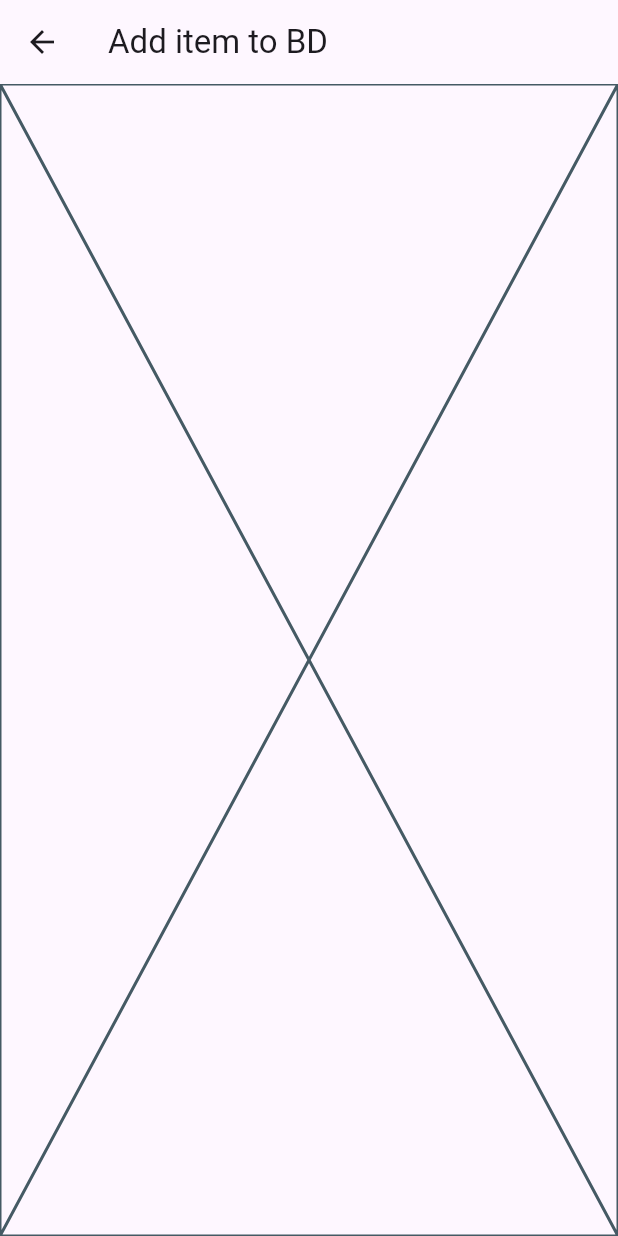
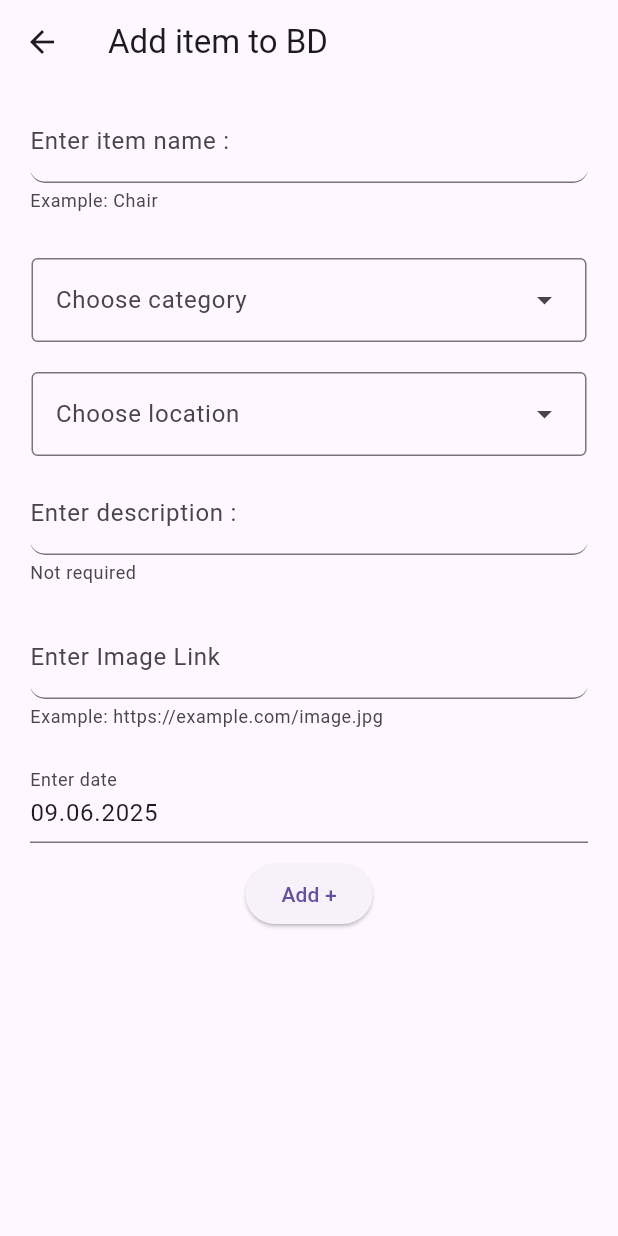
Before and after one commit to Flutter007/lab60, a Flutter app: the screen it shows after launch, after a tap on the "add circle outline" icon, on a phone screen of 412 x 824 dp. Run offline on Flutter 3.47's test engine with Material 3 defaults, Android fonts, the phone set to English and light mode, and no system bars; our stand-ins replace flutter_riverpod; network calls fail.

Commit message:
Realized INTL library with Date,added widgets for different Events,changed model of Item,made provider for Requests,add Form for Adding Item.

```diff
--- a/lib/models/item.dart
+++ b/lib/models/item.dart
@@ -1,4 +1,5 @@
 class Item {
+  final String? id;
   final String name;
   final String itemCategoryId;
   final String itemLocationId;
@@ -7,6 +8,7 @@ class Item {
   final DateTime addedAt;
 
   Item({
+    this.id,
     required this.name,
     required this.itemCategoryId,
     required this.itemLocationId,
@@ -27,6 +29,7 @@ class Item {
 
   factory Item.fromJson(Map<String, dynamic> json) {
     return Item(
+      id: json['id'],
       name: json['name'],
       itemCategoryId: json['itemCategoryId'],
       itemLocationId: json['itemLocationId'],
--- a/lib/providers/items_locations_categories_providers.dart
+++ b/lib/providers/items_locations_categories_providers.dart
@@ -8,9 +8,7 @@ final itemsCategoriesProvider = Provider<List<ItemCategory>>((ref) {
   return itemCategories;
 });
 
-final selectedItemCategory = StateProvider<ItemCategory?>((ref) {
-  return null;
-});
+final selectedItemCategory = StateProvider<String?>((ref) => null);
 
 final itemCategoryByIdProvider = Provider.family<ItemCategory, String>((
   ref,
@@ -24,9 +22,7 @@ final itemsLocationProvider = Provider<List<ItemLocation>>((ref) {
   return itemLocations;
 });
 
-final selectedItemLocation = StateProvider<ItemLocation?>((ref) {
-  return null;
-});
+final selectedItemLocation = StateProvider<String?>((ref) => null);
 
 final itemLocationByIdProvider = Provider.family<ItemLocation, String>((
   ref,
--- /dev/null
+++ b/lib/providers/items_provider.dart
@@ -0,0 +1,53 @@
+import 'dart:async';
+import 'package:flutter_riverpod/flutter_riverpod.dart';
+import 'package:lab60/helpers/requets.dart';
+import 'package:lab60/models/item.dart';
+import 'package:lab60/widgets/add_item_form/add_item_form_controllers.dart';
+import 'items_locations_categories_providers.dart';
+
+final baseURl =
+    'https://my-db-7777-default-rtdb.europe-west1.firebasedatabase.app';
+final itemListProvider = FutureProvider<List<Item>>((ref) async {
+  final url = '$baseURl/items.json';
+  Map<String, dynamic>? response = await request(url);
+  if (response == null) {
+    return [];
+  }
+  List<Item> items = [];
+  for (var key in response.keys) {
+    final item = Item.fromJson({...response[key], 'id': key});
+    items.add(item);
+  }
+  return items;
+});
+
+class CreateItemNotifier extends AsyncNotifier<void> {
+  @override
+  build() {}
+  Future<void> createItem(AddItemFormControllers controller) async {
+    final url = '$baseURl/items.json';
+    final selectedCategory = ref.read(selectedItemCategory);
+    final selectedLocation = ref.read(selectedItemLocation);
+    final selectedDate = ref.read(selectedDateProvider);
+    state = AsyncValue.loading();
+    state = await AsyncValue.guard(() async {
+      final item = Item(
+        name: controller.nameController.text.trim(),
+        itemCategoryId: selectedCategory!,
+        itemLocationId: selectedLocation!,
+        imageURL: controller.imageURLController.text.trim(),
+        description:
+            controller.descriptionController.text.trim().isEmpty
+                ? null
+                : controller.descriptionController.text.trim(),
+        addedAt: selectedDate,
+      );
+      await request(url, method: 'POST', body: item.toJson());
+    });
+  }
+}
+
+final createItemProvider = AsyncNotifierProvider<CreateItemNotifier, void>(
+  CreateItemNotifier.new,
+);
+final selectedDateProvider = StateProvider<DateTime>((ref) => DateTime.now());
--- a/lib/screens/add_item_screen.dart
+++ b/lib/screens/add_item_screen.dart
@@ -1,5 +1,10 @@
 import 'package:flutter/material.dart';
 import 'package:flutter_riverpod/flutter_riverpod.dart';
+import 'package:lab60/providers/items_provider.dart';
+import 'package:lab60/widgets/add_item_form/add_item_form.dart';
+
+import '../providers/items_locations_categories_providers.dart';
+import '../widgets/add_item_form/add_item_form_controllers.dart';
 
 class AddItemScreen extends ConsumerStatefulWidget {
   const AddItemScreen({super.key});
@@ -9,11 +14,83 @@ class AddItemScreen extends ConsumerStatefulWidget {
 }
 
 class _AddItemScreenState extends ConsumerState<AddItemScreen> {
+  final controllers = AddItemFormControllers();
+  bool isCategoryError = false;
+  bool isLocationError = false;
+
+  bool checkCategoryAndLocationState() {
+    final selectedCategory = ref.read(selectedItemCategory);
+    final selectedLocation = ref.read(selectedItemLocation);
+    setState(() {
+      isCategoryError = selectedCategory == null;
+      isLocationError = selectedLocation == null;
+    });
+    return isCategoryError || isLocationError;
+  }
+
+  void _showScaffoldMesage(String txt) {
+    ScaffoldMessenger.of(context).showSnackBar(SnackBar(content: Text(txt)));
+  }
+
+  void addItem() async {
+    bool isSelectedError = checkCategoryAndLocationState();
+    if (controllers.formKey.currentState!.validate() && !isSelectedError) {
+      await ref.read(createItemProvider.notifier).createItem(controllers);
+      if (mounted) {
+        _showScaffoldMesage('Item added');
+        clearControllers();
+      }
+    }
+  }
+
+  void checkStatusOfAction() {
+    ref.listen(createItemProvider, (prev, next) {
+      next.whenOrNull(
+        data: (d) {
+          _showScaffoldMesage('Successfully added');
+        },
+        error: (e, stack) {
+          _showScaffoldMesage(e.toString());
+        },
+      );
+    });
+  }
+
+  void clearControllers() {
+    controllers.nameController.clear();
+    if (controllers.descriptionController.text.trim().isNotEmpty) {
+      controllers.descriptionController.clear();
+    }
+    controllers.imageURLController.clear();
+    controllers.dateController.clear();
+    ref.read(selectedItemCategory.notifier).state = null;
+    ref.read(selectedItemLocation.notifier).state = null;
+    ref.read(selectedDateProvider.notifier).state = DateTime.now();
+  }
+
+  @override
+  void dispose() {
+    controllers.dispose();
+    super.dispose();
+  }
+
   @override
   Widget build(BuildContext context) {
+    checkStatusOfAction();
     return Scaffold(
       appBar: AppBar(title: Text('Add item to BD')),
-      body: Placeholder(),
+      body: SingleChildScrollView(
+        child: Column(
+          children: [
+            AddItemForm(
+              controllers: controllers,
+              addNewItem: addItem,
+              isCategoryError: isCategoryError,
+              isLocationError: isLocationError,
+            ),
+          ],
+        ),
+      ),
     );
   }
 }
--- a/lib/screens/items_list_screen.dart
+++ b/lib/screens/items_list_screen.dart
@@ -1,6 +1,10 @@
 import 'package:flutter/material.dart';
 import 'package:flutter_riverpod/flutter_riverpod.dart';
 import 'package:lab60/screens/add_item_screen.dart';
+
+import '../providers/items_provider.dart';
+import '../widgets/center_container.dart';
+import '../widgets/center_indicator.dart';
 
 class ItemsListScreen extends ConsumerStatefulWidget {
   const ItemsListScreen({super.key});
@@ -18,6 +22,25 @@ class _ItemsListScreenState extends ConsumerState<ItemsListScreen> {
 
   @override
   Widget build(BuildContext context) {
+    final itemState = ref.watch(itemListProvider);
+    Widget body = switch (itemState) {
+      AsyncData(value: final item) =>
+        item.isEmpty
+            ? CenterContainer(
+              title: 'No items',
+              iconData: Icons.list,
+              buttonText: 'Add item',
+              onButtonPressed: goToAddScreen,
+            )
+            : Center(child: Text('Something is Here')),
+      AsyncError() => CenterContainer(
+        title: 'Something went wrong',
+        iconData: Icons.error,
+        buttonText: 'Try again',
+        onButtonPressed: () => ref.invalidate(itemListProvider),
+      ),
+      _ => CenterIndicator(),
+    };
     return Scaffold(
       appBar: AppBar(
         title: Text('Office Items Checker'),
@@ -28,7 +51,7 @@ class _ItemsListScreenState extends ConsumerState<ItemsListScreen> {
           ),
         ],
       ),
-      body: Placeholder(),
+      body: body,
     );
   }
 }
--- /dev/null
+++ b/lib/widgets/add_item_form/add_item_form.dart
@@ -0,0 +1,147 @@
+import 'package:flutter/material.dart';
+import 'package:flutter_riverpod/flutter_riverpod.dart';
+import 'package:intl/intl.dart';
+import 'package:lab60/widgets/add_item_form/add_item_form_controllers.dart';
+import 'package:lab60/widgets/center_indicator.dart';
+import '../../providers/items_locations_categories_providers.dart';
+import '../../providers/items_provider.dart';
+import '../custom_text_form_field.dart';
+
+class AddItemForm extends ConsumerStatefulWidget {
+  final AddItemFormControllers controllers;
+  final bool isCategoryError;
+  final bool isLocationError;
+  final void Function()? addNewItem;
+  const AddItemForm({
+    super.key,
+    required this.controllers,
+    required this.addNewItem,
+    required this.isCategoryError,
+    required this.isLocationError,
+  });
+
+  @override
+  ConsumerState<AddItemForm> createState() => _AddItemFormState();
+}
+
+class _AddItemFormState extends ConsumerState<AddItemForm> {
+  final dateFormat = DateFormat('dd.MM.yyyy');
+  final DateTime now = DateTime.now();
+
+  @override
+  void initState() {
+    super.initState();
+    final selectedDate = ref.read(selectedDateProvider.notifier).state;
+    widget.controllers.dateController.text = dateFormat.format(selectedDate);
+  }
+
+  void showDatePickerFunc() async {
+    final DateTime? dateTime = await showDatePicker(
+      context: context,
+      firstDate: DateTime(now.year, now.month - 1, now.day),
+      lastDate: DateTime(now.year, now.month, now.day + 1),
+    );
+    if (dateTime != null) {
+      ref.read(selectedDateProvider.notifier).state = dateTime;
+      widget.controllers.dateController.text = dateFormat.format(
+        ref.read(selectedDateProvider.notifier).state,
+      );
+    }
+  }
+
+  @override
+  Widget build(BuildContext context) {
+    final itemCategory = ref.watch(selectedItemCategory);
+    final itemCategoriesProvider = ref.watch(itemsCategoriesProvider);
+    final itemLocation = ref.watch(selectedItemLocation);
+    final itemLocationsProvider = ref.watch(itemsLocationProvider);
+    final itemAddingState = ref.watch(createItemProvider);
+    return Form(
+      key: widget.controllers.formKey,
+      child: SingleChildScrollView(
+        child: Column(
+          children: [
+            CustomTextFormField(
+              labelText: 'Enter item name :',
+              helperText: 'Example: Chair',
+              validator: (value) {
+                if (value == null || value.isEmpty) {
+                  return 'Please enter Item name';
+                }
+                return null;
+              },
+              controller: widget.controllers.nameController,
+            ),
+            SizedBox(height: 20),
+            DropdownMenu(
+              label: Text('Choose category'),
+              width: 370,
+              key: ValueKey('dropdown-category-$itemCategory'),
+              onSelected: (value) {
+                ref.read(selectedItemCategory.notifier).state = value;
+              },
+              initialSelection: itemCategory,
+              errorText:
+                  widget.isCategoryError ? 'Please choose category' : null,
+              dropdownMenuEntries:
+                  itemCategoriesProvider
+                      .map(
+                        (c) => DropdownMenuEntry(value: c.id, label: c.title),
+                      )
+                      .toList(),
+            ),
+            SizedBox(height: 20),
+            DropdownMenu(
+              label: Text('Choose location'),
+              width: 370,
+              key: ValueKey('dropdown-location-$itemLocation'),
+              onSelected: (value) {
+                ref.read(selectedItemLocation.notifier).state = value;
+              },
+              initialSelection: itemLocation,
+              errorText:
+                  widget.isLocationError ? 'Please choose location' : null,
+              dropdownMenuEntries:
+                  itemLocationsProvider
+                      .map(
+                        (c) => DropdownMenuEntry(value: c.id, label: c.title),
+                      )
+                      .toList(),
+            ),
+            CustomTextFormField(
+              controller: widget.controllers.descriptionController,
+              validator: null,
+              labelText: 'Enter description :',
+              helperText: 'Not required',
+            ),
+            CustomTextFormField(
+              labelText: 'Enter Image Link',
+              helperText: 'Example: https://example.com/image.jpg',
+              validator: (value) {
+                if (value == null || value.isEmpty) {
+                  return 'Please enter image link';
+                }
+                return null;
+              },
+              controller: widget.controllers.imageURLController,
+            ),
+            Padding(
+              padding: EdgeInsets.symmetric(horizontal: 20, vertical: 10),
+              child: TextField(
+                controller: widget.controllers.dateController,
+                readOnly: true,
+                decoration: InputDecoration(labelText: 'Enter date'),
+                onTap: showDatePickerFunc,
+              ),
+            ),
+            ElevatedButton(
+              onPressed: itemAddingState.isLoading ? null : widget.addNewItem,
+              child:
+                  itemAddingState.isLoading ? CenterIndicator() : Text('Add +'),
+            ),
+          ],
+        ),
+      ),
+    );
+  }
+}
--- /dev/null
+++ b/lib/widgets/add_item_form/add_item_form_controllers.dart
@@ -0,0 +1,16 @@
+import 'package:flutter/cupertino.dart';
+
+class AddItemFormControllers {
+  final formKey = GlobalKey<FormState>();
+  final nameController = TextEditingController();
+  final descriptionController = TextEditingController();
+  final imageURLController = TextEditingController();
+  final dateController = TextEditingController();
+
+  void dispose() {
+    nameController.dispose();
+    descriptionController.dispose();
+    imageURLController.dispose();
+    dateController.dispose();
+  }
+}
--- /dev/null
+++ b/lib/widgets/center_container.dart
@@ -0,0 +1,36 @@
+import 'package:flutter/material.dart';
+
+class CenterContainer extends StatelessWidget {
+  final String title;
+  final IconData iconData;
+  final String buttonText;
+  final void Function() onButtonPressed;
+  const CenterContainer({
+    super.key,
+    required this.title,
+    required this.iconData,
+    required this.buttonText,
+    required this.onButtonPressed,
+  });
+
+  @override
+  Widget build(BuildContext context) {
+    final theme = Theme.of(context);
+
+    return Stack(
+      children: [
+        Center(
+          child: Column(
+            mainAxisSize: MainAxisSize.min,
+            children: [
+              Icon(iconData, size: 100, color: theme.colorScheme.primary),
+              SizedBox(height: 16),
+              Text(title, style: theme.textTheme.titleMedium),
+            ],
+          ),
+        ),
+        ElevatedButton(onPressed: onButtonPressed, child: Text(buttonText)),
+      ],
+    );
+  }
+}
--- /dev/null
+++ b/lib/widgets/center_indicator.dart
@@ -0,0 +1,10 @@
+import 'package:flutter/material.dart';
+
+class CenterIndicator extends StatelessWidget {
+  const CenterIndicator({super.key});
+
+  @override
+  Widget build(BuildContext context) {
+    return Center(child: CircularProgressIndicator());
+  }
+}
--- /dev/null
+++ b/lib/widgets/custom_text_form_field.dart
@@ -0,0 +1,37 @@
+import 'package:flutter/material.dart';
+
+class CustomTextFormField extends StatelessWidget {
+  final String labelText;
+  final TextInputType keyboardType;
+  final String? Function(String?)? validator;
+  final String? helperText;
+  final TextEditingController controller;
+
+  const CustomTextFormField({
+    super.key,
+    required this.labelText,
+    this.keyboardType = TextInputType.text,
+    required this.validator,
+    required this.controller,
+    this.helperText,
+  });
+
+  @override
+  Widget build(BuildContext context) {
+    final theme = Theme.of(context);
+    return Padding(
+      padding: EdgeInsets.symmetric(horizontal: 20, vertical: 10),
+      child: TextFormField(
+        keyboardType: keyboardType,
+        controller: controller,
+        decoration: InputDecoration(
+          labelText: labelText,
+          border: UnderlineInputBorder(borderRadius: BorderRadius.circular(10)),
+          helperText: helperText,
+        ),
+        validator: validator,
+        style: theme.textTheme.titleMedium,
+      ),
+    );
+  }
+}
```
